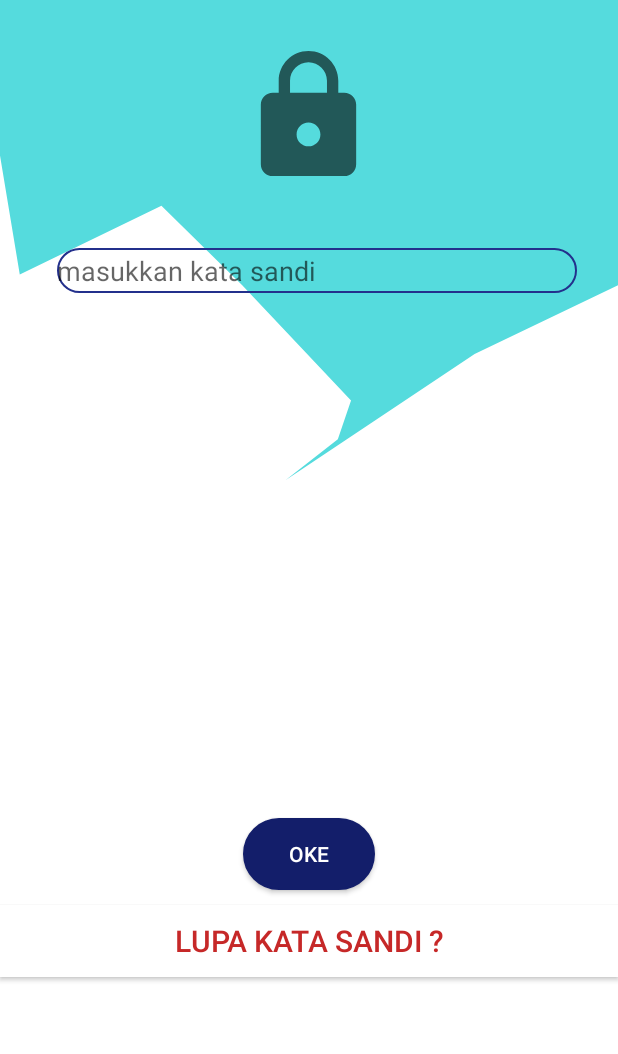
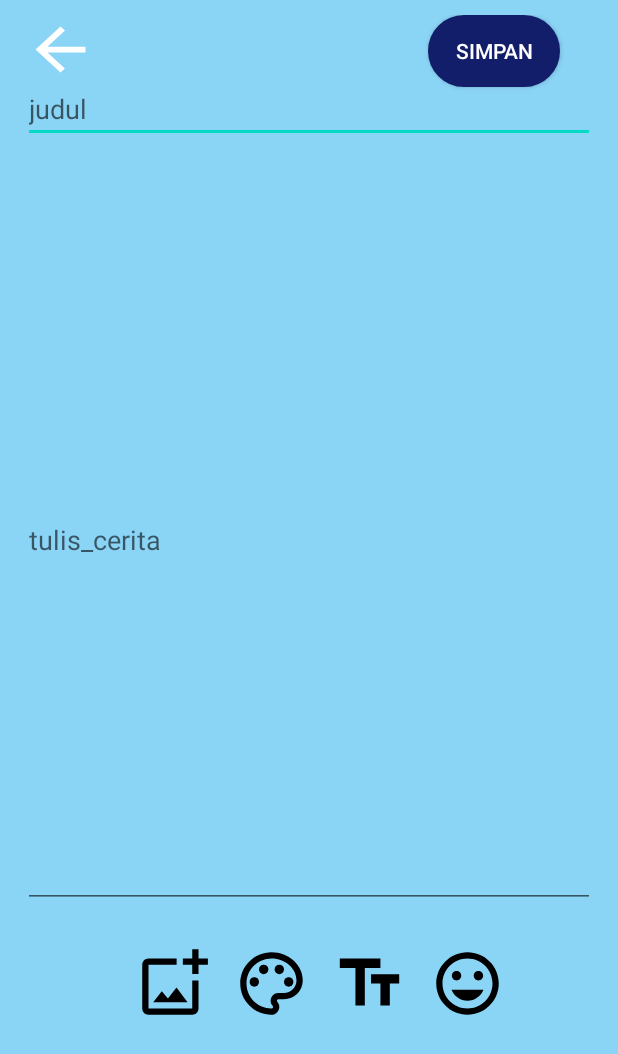
Before and after one commit to asbiqalalawi/SecretDiary, an Android app: the StoryActivity screen opened directly, with no data from a screen before it, on a phone screen of 412 x 824 dp. Shown: the top 1054 px of the screen. Run offline under Robolectric (Android 15) with nearby library versions, the phone set to English and light mode, and no system bars; 1 statement that could not run was skipped.

Commit message:
Update activity_story.xml

```diff
--- a/app/src/main/res/layout/activity_story.xml
+++ b/app/src/main/res/layout/activity_story.xml
@@ -1,56 +1,96 @@
 <?xml version="1.0" encoding="utf-8"?>
-<LinearLayout xmlns:android="http://schemas.android.com/apk/res/android"
+<RelativeLayout xmlns:android="http://schemas.android.com/apk/res/android"
+    xmlns:app="http://schemas.android.com/apk/res-auto"
     xmlns:tools="http://schemas.android.com/tools"
     android:layout_width="match_parent"
     android:layout_height="match_parent"
+    android:background="#8AD4F6"
     android:orientation="vertical"
-    android:adjustViewBounds="true"
-    android:cropToPadding="true"
-    android:background="@drawable/ic_bg"
-    tools:context=".PasswordActivity">
+    android:paddingTop="10dp"
+    android:paddingRight="15dp"
+    android:paddingLeft="15dp"
+    android:paddingBottom="10dp"
+    tools:context=".StoryActivity">
 
-    <ImageView
-        android:id="@+id/img_lock"
-        android:layout_width="114dp"
-        android:layout_height="95dp"
-        android:src="@drawable/ic_baseline_lock_24"
-        android:layout_marginTop="30dp"
-        android:layout_gravity="center" />
+    <LinearLayout
+        android:layout_width="401dp"
+        android:layout_height="661dp"
+        android:orientation="horizontal"
+        app:layout_constraintVertical_bias="1.0"
+        tools:ignore="MissingConstraints">
 
-    <EditText
-        android:id="@+id/inputPass"
-        android:layout_width="match_parent"
-        android:layout_marginLeft="35dp"
-        android:layout_marginRight="30dp"
-        android:layout_height="30dp"
-        android:layout_marginTop="40dp"
-        android:hint="@string/masukkan_kata_sandi"
-        android:layout_gravity="center"
-        android:background="@drawable/form"
-        android:inputType="numberPassword"
-        android:autofillHints="" />
-    <androidx.appcompat.widget.AppCompatButton
-        android:id="@+id/btn_oke"
-        android:layout_width="wrap_content"
-        android:layout_height="wrap_content"
-        android:layout_gravity="center"
-        android:background="@drawable/button"
-        android:text="@string/oke"
-        android:textColor="#FFFFFF"
-        android:layout_marginTop="350dp"
-        />
+        <androidx.appcompat.widget.AppCompatButton
+            android:id="@+id/btn_kembali"
+            android:layout_width="50dp"
+            android:layout_height="46dp"
+            android:layout_gravity="left"
+            android:background="@drawable/ic_arrow_back_white_18dp"
+            tools:ignore="RtlHardcoded" />
+
+        <androidx.appcompat.widget.AppCompatButton
+            android:id="@+id/btn_simpanCerita"
+            android:layout_width="wrap_content"
+            android:layout_height="wrap_content"
+            android:layout_marginStart="220dp"
+            android:background="@drawable/button"
+            android:text="@string/simpan"
+            android:textColor="#FFFFFF" />
+
+    </LinearLayout>
+
+    <LinearLayout
+        android:layout_width="411dp"
+        android:layout_height="733dp"
+        android:orientation="vertical"
+        tools:ignore="MissingConstraints"
+        android:paddingTop="20dp"
+        tools:layout_editor_absoluteY="-17dp">
+
+        <androidx.appcompat.widget.AppCompatEditText
+            android:id="@+id/et_editJudul"
+            android:layout_width="match_parent"
+            android:layout_height="wrap_content"
+            android:layout_marginVertical="20dp"
+            android:hint="@string/judul"
+            android:inputType="text"
+            tools:ignore="MissingConstraints" />
+
+        <androidx.appcompat.widget.AppCompatEditText
+            android:id="@+id/et_editCerita"
+            android:layout_width="match_parent"
+            android:layout_height="490dp"
+            android:hint="@string/tulis_cerita"
+            android:inputType="text" />
+
+        <LinearLayout
+            android:layout_width="wrap_content"
+            android:layout_height="wrap_content"
+            android:layout_gravity="center"
+            android:layout_marginTop="25dp"
+            android:orientation="horizontal">
+
+            <androidx.appcompat.widget.AppCompatButton
+                android:id="@+id/btn_foto"
+                style="@style/IconCerita"
+                android:background="@drawable/ic_add_photo_alternate_black_18dp" />
+
+            <androidx.appcompat.widget.AppCompatButton
+                android:id="@+id/btn_wallpaper"
+                style="@style/IconCerita"
+                android:background="@drawable/ic_palette_black_18dp" />
+
+            <androidx.appcompat.widget.AppCompatButton
+                android:id="@+id/btn_font"
+                style="@style/IconCerita"
+                android:background="@drawable/ic_text_fields_black_18dp" />
+
+            <androidx.appcompat.widget.AppCompatButton
+                style="@style/IconCerita"
+                android:background="@drawable/ic_mood_black_18dp" />
+
+        </LinearLayout>
+    </LinearLayout>
 
 
-    <androidx.appcompat.widget.AppCompatButton
-        android:id="@+id/lupaPass"
-        android:layout_width="match_parent"
-        android:layout_height="wrap_content"
-        android:textAlignment="center"
-        android:layout_marginTop="10dp"
-        android:textSize="20sp"
-        android:background="#FFFFFF"
-        android:text="@string/lupa_kata_sandi"
-        android:textColor="#C62828"/>
 
-
-</LinearLayout>
+</RelativeLayout>
```
